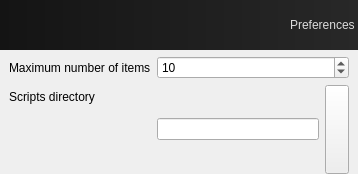
Above: quicklauncher/layout/ui/prefs.ui from csaez/quicklauncher before the change. Below: the same form after it.
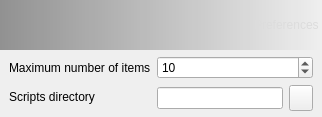
That is the form after the change.

What changed in the file:
```diff
--- a/quicklauncher/layout/ui/prefs.ui
+++ b/quicklauncher/layout/ui/prefs.ui
@@ -6,8 +6,8 @@
    <rect>
     <x>0</x>
     <y>0</y>
-    <width>358</width>
-    <height>174</height>
+    <width>322</width>
+    <height>117</height>
    </rect>
   </property>
   <property name="windowTitle">
@@ -41,7 +41,7 @@
       <property name="styleSheet">
        <string notr="true">font: 75 bold italic 18pt &quot;Trebuchet MS&quot;;
 color: rgb(220, 220, 220);
-background-color: qlineargradient(spread:pad, x1:0, y1:0, x2:1, y2:0, stop:0 rgba(20, 20, 20, 255), stop:1 rgba(40, 40, 40, 255));</string>
+background-color: qlineargradient(spread:pad, x1:0, y1:0, x2:1, y2:0, stop:0 rgba(0, 0, 0, 100), stop:1 rgba(40, 40, 40, 0));</string>
       </property>
       <property name="text">
        <string>Preferences </string>
@@ -62,6 +62,9 @@
       <property name="rightMargin">
        <number>9</number>
       </property>
+      <property name="bottomMargin">
+       <number>6</number>
+      </property>
       <item row="1" column="0">
        <widget class="QLabel" name="scripts_label">
         <property name="sizePolicy">
```
Left out of the diff: 35 changed lines with no effect on the pictures.
